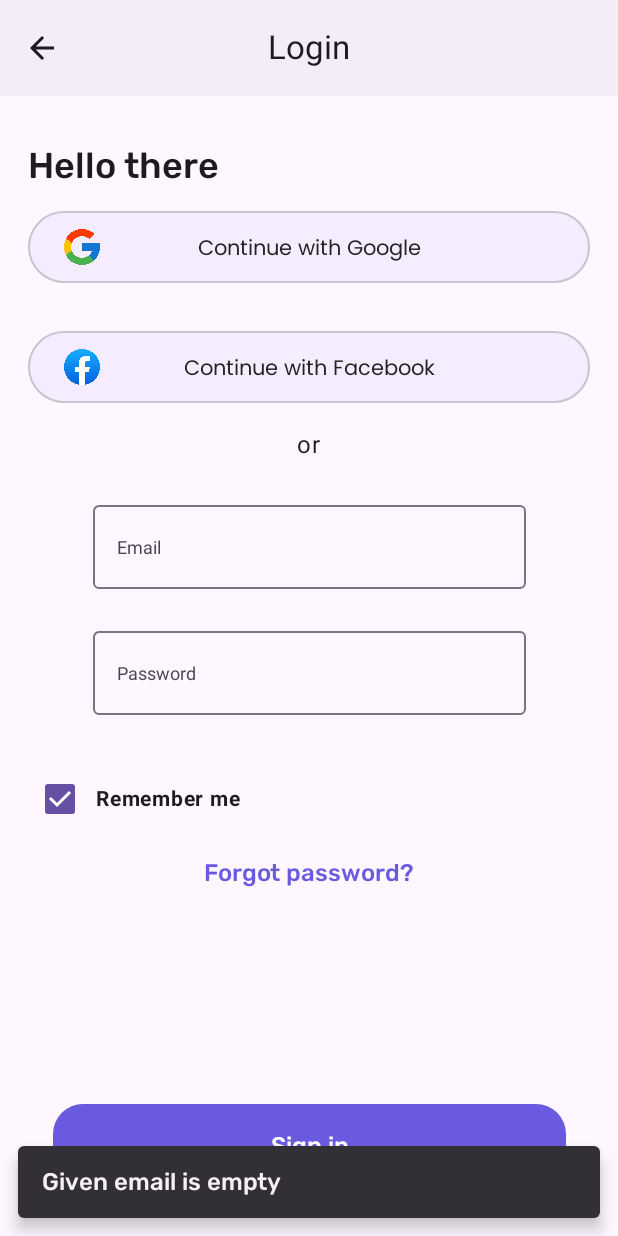
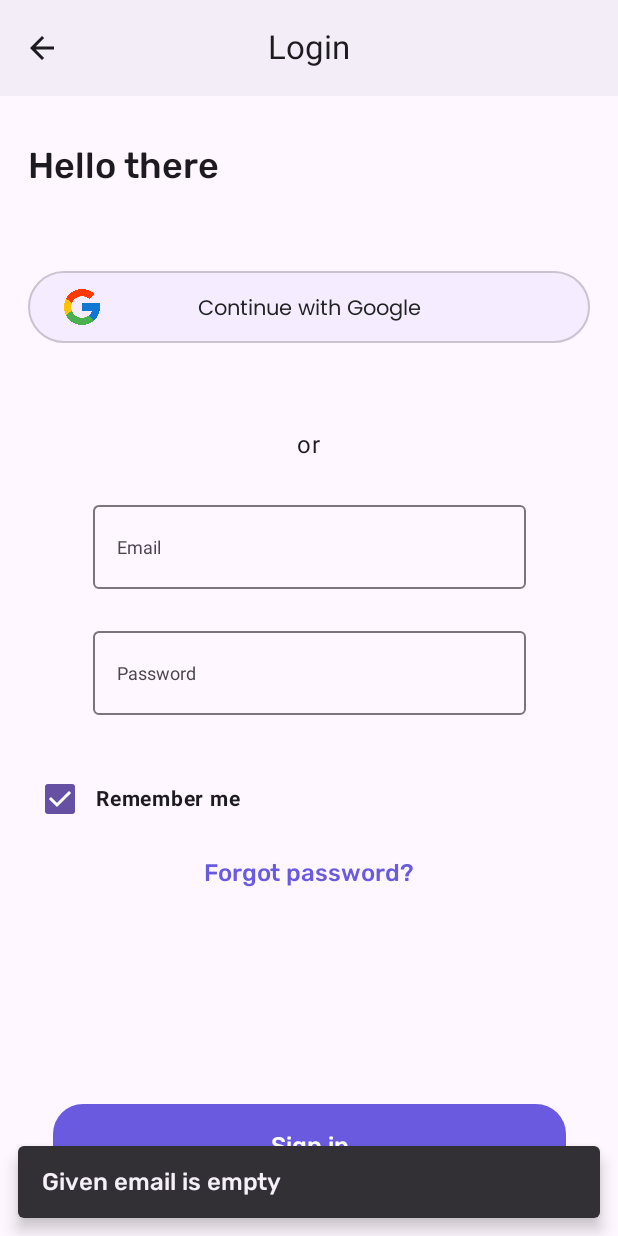
Before and after one commit to Striker471/QuizApp, an Android app built with Jetpack Compose: the LoginScreen screen opened through its navigation route, after a tap on "Sign in", on a phone screen of 412 x 824 dp. Run offline under Robolectric (Android 15) with nearby library versions, the phone set to English and light mode, and no system bars; our stand-ins replace Dagger/Hilt's generated code, Firebase (no records; nobody signed in at launch, a user with empty details on screens opened directly).

Commit message:
facebookSignIn delete

```diff
--- a/app/src/main/java/com/example/quizapp/di/QuizModule.kt
+++ b/app/src/main/java/com/example/quizapp/di/QuizModule.kt
@@ -60,7 +60,7 @@ object QuizModule {
 
     @Provides
     @Singleton
-    fun buildSignInRequest(context :Context): BeginSignInRequest {
+    fun buildSignInRequest(context: Context): BeginSignInRequest {
         return BeginSignInRequest.Builder()
             .setGoogleIdTokenRequestOptions(
                 BeginSignInRequest.GoogleIdTokenRequestOptions.builder()
--- a/app/src/main/java/com/example/quizapp/presentation/login/LoginEvent.kt
+++ b/app/src/main/java/com/example/quizapp/presentation/login/LoginEvent.kt
@@ -7,7 +7,6 @@ sealed class LoginEvent {
     data class EnteredEmail(val value: String) : LoginEvent()
     data class EnteredPassword(val value: String) : LoginEvent()
     object GoogleSignInClick : LoginEvent()
-    object FacebookSignIn : LoginEvent()
     object SignIn : LoginEvent()
     data class OneTapSignIn(val intent: Intent) : LoginEvent()
     data class StandardGoogleSignIn(val intent: Intent) : LoginEvent()
--- a/app/src/main/java/com/example/quizapp/presentation/login/LoginScreen.kt
+++ b/app/src/main/java/com/example/quizapp/presentation/login/LoginScreen.kt
@@ -131,20 +131,14 @@ fun LoginScreen(
                     text = stringResource(R.string.hello_there),
                     style = MaterialTheme.typography.headlineMedium,
                 )
-                Spacer(modifier = Modifier.height(16.dp))
+                Spacer(modifier = Modifier.height(56.dp))
                 OutlinedButtonWithImage(
                     onClick = { viewModel.onEvent(LoginEvent.GoogleSignInClick) },
                     text = stringResource(R.string.continue_with_google),
                     icon = R.drawable.google_icon
                 )
-                Spacer(modifier = Modifier.height(32.dp))
-                OutlinedButtonWithImage(
-                    onClick = { viewModel.onEvent(LoginEvent.FacebookSignIn) },
-                    text = stringResource(R.string.continue_with_facebook),
-                    icon = R.drawable.facebook_icon
-                )
             }
-            Spacer(modifier = Modifier.height(16.dp))
+            Spacer(modifier = Modifier.height(56.dp))
             Text(stringResource(R.string.or))
             Spacer(modifier = Modifier.height(16.dp))
             MainOutlinedTextField(
--- a/app/src/main/java/com/example/quizapp/presentation/login/LoginViewModel.kt
+++ b/app/src/main/java/com/example/quizapp/presentation/login/LoginViewModel.kt
@@ -48,10 +48,6 @@ class LoginViewModel
 
             is LoginEvent.EnteredPassword -> {
                 _state.value = _state.value.copy(password = event.value)
-            }
-
-            is LoginEvent.FacebookSignIn -> {
-                TODO()
             }
 
             is LoginEvent.GoogleSignInClick -> {
--- a/app/src/main/java/com/example/quizapp/presentation/menu/MenuScreen.kt
+++ b/app/src/main/java/com/example/quizapp/presentation/menu/MenuScreen.kt
@@ -1,17 +1,18 @@
 package com.example.quizapp.presentation.menu
 
-import android.graphics.drawable.Icon
-import androidx.compose.foundation.Image
+
 import androidx.compose.foundation.layout.*
 import androidx.compose.foundation.lazy.LazyRow
 import androidx.compose.material.icons.Icons
-import androidx.compose.material.icons.filled.ArrowBack
+import com.example.quizapp.R
+import androidx.compose.material.icons.filled.Menu
 import androidx.compose.material3.Icon
 import androidx.compose.material3.IconButton
 import androidx.compose.material3.Scaffold
 import androidx.compose.runtime.Composable
 import androidx.compose.ui.Alignment
 import androidx.compose.ui.Modifier
+import androidx.compose.ui.res.stringResource
 import androidx.compose.ui.unit.dp
 import androidx.navigation.NavController
 import com.example.quizapp.presentation.components.CenterTopAppBar
@@ -27,12 +28,12 @@ fun MenuScreen(
     Scaffold(
         topBar = {
             CenterTopAppBar(
-                titleText = "Siema",
+                titleText = stringResource(R.string.quizmania),
                 navigationIcon = {
                     IconButton(onClick = { /* do something */ }) {
                         Icon(
-                            imageVector = Icons.Filled.ArrowBack,
-                            contentDescription = "Localized description"
+                            imageVector = Icons.Default.Menu,
+                            contentDescription = "Menu"
                         )
                     }
                 },
@@ -53,7 +54,8 @@ fun MenuScreen(
             )
             Spacer(modifier = Modifier.height(24.dp))
             LazyRow(
-                modifier = Modifier.fillMaxWidth()
+                modifier = Modifier
+                    .fillMaxWidth()
                     .padding(start = 16.dp)
             ) {
                 items(8) {
```
